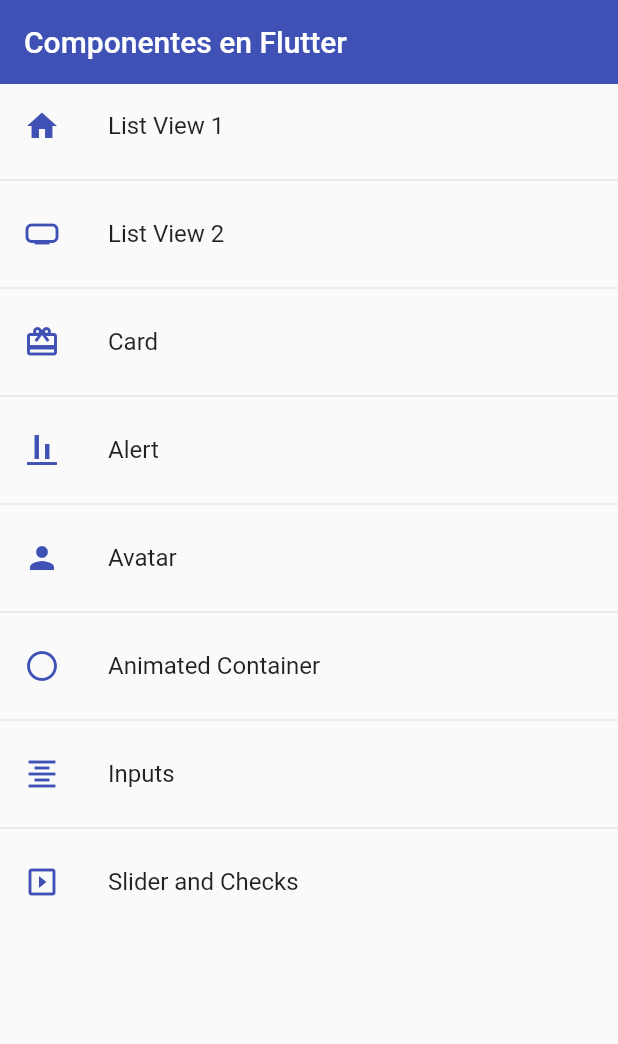
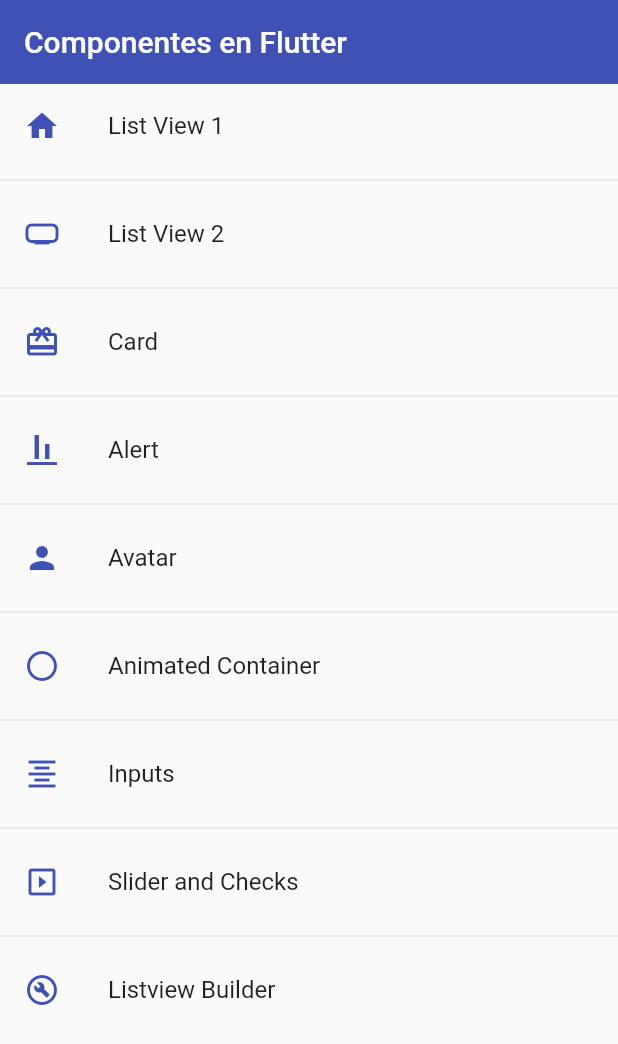
Before and after one commit to DiegoJavb/fl_componentes, a Flutter app: the screen it shows after launch, on a phone screen of 412 x 824 dp. Shown: the top 1044 px of the screen. Run offline on Flutter 3.47's test engine with Material 2 defaults, Android fonts, the phone set to English and light mode, and no system bars.

Commit message:
list view builder

```diff
--- a/lib/router/app_routes.dart
+++ b/lib/router/app_routes.dart
@@ -60,6 +60,12 @@ class AppRoutes {
       icon: Icons.slideshow,
       name: 'Slider and Checks',
       screen: const SliderScreen(),
+    ),
+    MenuOption(
+      route: 'listviewBuilder',
+      icon: Icons.build_circle_outlined,
+      name: 'Listview Builder',
+      screen: const ListviewBuilderScreen(),
     )
   ];
 
--- a/lib/screens/screens.dart
+++ b/lib/screens/screens.dart
@@ -4,6 +4,7 @@ export 'package:fl_componentes/screens/avatar_screen.dart';
 export 'package:fl_componentes/screens/card_screen.dart';
 export 'package:fl_componentes/screens/home_screen.dart';
 export 'package:fl_componentes/screens/inputs_screen.dart';
+export 'package:fl_componentes/screens/listview_builder_screen.dart';
 export 'package:fl_componentes/screens/listview1_screen.dart';
 export 'package:fl_componentes/screens/listview2_screen.dart';
 export 'package:fl_componentes/screens/slider_screen.dart';
```
Also changed, not shown: lib/screens/listview_builder_screen.dart (added, +29 -0 lines).
